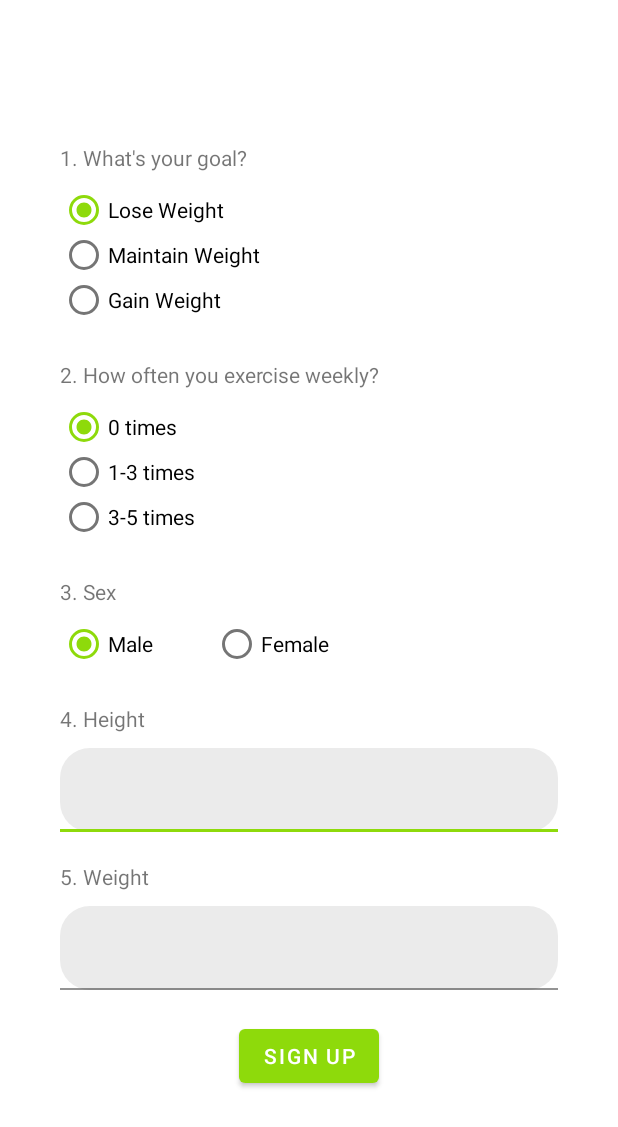
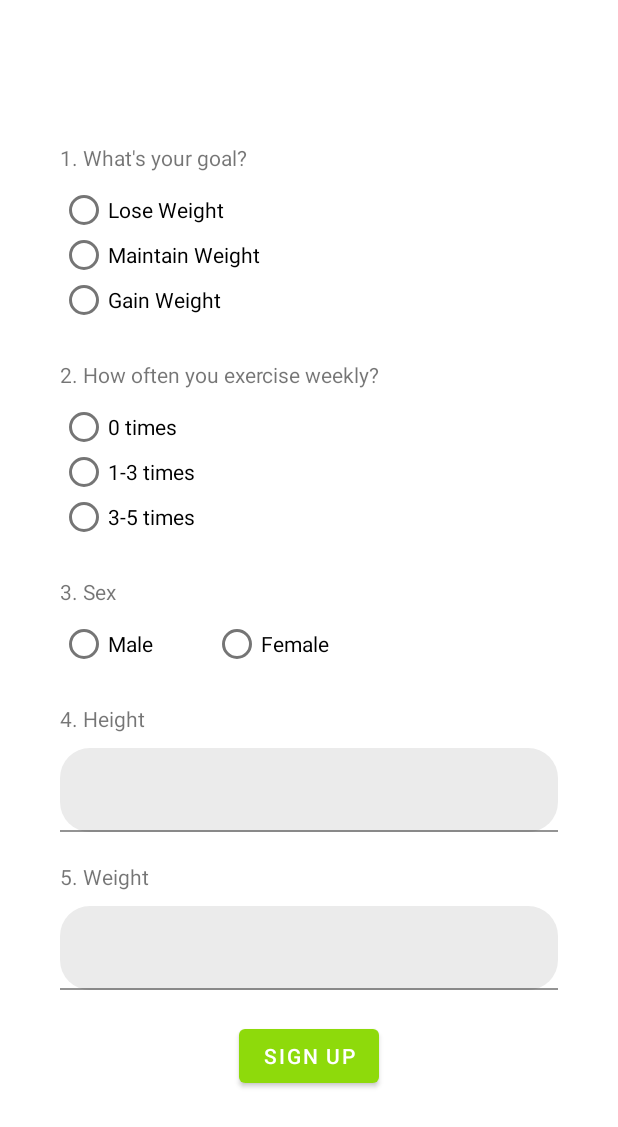
Before and after one commit to cheriequah/nutrifit, an Android app: the SignUpActivity screen opened directly, with no data from a screen before it, on a phone screen of 412 x 824 dp. Shown: the top 1127 px of the screen. Run offline under Robolectric (Android 15) with nearby library versions, the phone set to English and light mode, and no system bars.

```diff
--- a/app/src/main/java/com/example/nutrifit/DBHelper.java
+++ b/app/src/main/java/com/example/nutrifit/DBHelper.java
@@ -62,18 +62,20 @@ public class DBHelper extends SQLiteOpenHelper {
         return cursor.getCount() > 0;
     }
 /*
-    public String getGoal() throws SQLException {
-        Integer goal = null;
-        Cursor cursor = this.getReadableDatabase().query(
-                "users", new String[] { goal },
-                null, null, null, null, null);
-        if (cursor.moveToFirst()) {
-            do {
-                goal = cursor.getInt(1);
-            } while (cursor.moveToNext());
+    public boolean getUserName(String email, String pass){
+        //HashMap<String, String> user = new HashMap<String, String>();
+        String selectQuery = "SELECT * FROM users WHERE email" + " = " + "'"+email+"'" + " and " + "password" + " = " + "'"+pass+"'";
+
+        SQLiteDatabase MyDB = this.getReadableDatabase();
+        Cursor cursor = MyDB.rawQuery(selectQuery, null);
+        // Move to first row
+        cursor.moveToFirst();
+        if (cursor.getCount() > 0) {
+            return  new UserDetails(cursor.getString(cursor.getColumnIndex()),true);
         }
         cursor.close();
+        MyDB.close();
 
-        return name;
+        return false;
     }*/
 }
--- a/app/src/main/java/com/example/nutrifit/MainActivity.java
+++ b/app/src/main/java/com/example/nutrifit/MainActivity.java
@@ -6,6 +6,7 @@ import androidx.appcompat.app.AppCompatActivity;
 import android.app.DatePickerDialog;
 import android.app.FragmentManager;
 import android.content.Intent;
+import android.content.SharedPreferences;
 import android.os.Bundle;
 import android.text.SpannableString;
 import android.text.Spanned;
@@ -30,6 +31,8 @@ public class MainActivity extends AppCompatActivity implements DatePickerDialog.
     private TextInputEditText mName_EditText, mEmail_EditText, mDOB_EditText, mPassword_EditText, mRePassword_EditText;
     private Button mNext_Btn;
     private DBHelper DB;
+
+    private final static String SP_FILE_NAME = "com.example.nutrifit.sharedpreference";
 
     @Override
     protected void onCreate(Bundle savedInstanceState) {
--- a/app/src/main/java/com/example/nutrifit/SignUpActivity.java
+++ b/app/src/main/java/com/example/nutrifit/SignUpActivity.java
@@ -19,7 +19,6 @@ public class SignUpActivity extends AppCompatActivity {
 
     private TextInputEditText mHeight_EditText, mWeight_EditText;
     private Button mSignUp_Btn;
-    private RadioGroup mRadioGroup;
     private RadioButton mRadioBtn_Goal1, mRadioBtn_Goal2, mRadioBtn_Goal3, mRadioBtn_Exercise1, mRadioBtn_Exercise2, mRadioBtn_Exercise3, mRadioBtn_Male, mRadioBtn_Female;
     private DBHelper DB;
 
@@ -32,7 +31,6 @@ public class SignUpActivity extends AppCompatActivity {
 
         mSignUp_Btn = findViewById(R.id.signUp_btn);
 
-        mRadioGroup = findViewById(R.id.radioGrp_sex);
         mRadioBtn_Goal1 = findViewById(R.id.radioBtn_goal1);
         mRadioBtn_Goal2 = findViewById(R.id.radioBtn_goal2);
         mRadioBtn_Goal3 = findViewById(R.id.radioBtn_goal3);
--- a/app/src/main/res/layout/activity_calorie_calculator.xml
+++ b/app/src/main/res/layout/activity_calorie_calculator.xml
@@ -155,7 +155,9 @@
       android:inputType="number"
       android:textSize="14sp" />
 
-  <com.google.android.material.bottomnavigation.BottomNavigationView android:id="@+id/bottomNav" android:layout_width="match_parent"
+  <com.google.android.material.bottomnavigation.BottomNavigationView
+      android:id="@+id/bottomNav"
+      android:layout_width="match_parent"
       android:layout_height="wrap_content"
       android:layout_alignParentBottom="true"
       android:layout_marginTop="850dp"
--- a/app/src/main/res/layout/activity_sign_up.xml
+++ b/app/src/main/res/layout/activity_sign_up.xml
@@ -24,30 +24,32 @@
             android:id="@+id/radioBtn_goal1"
             android:layout_width="match_parent"
             android:layout_height="30dp"
-            android:checked="true"
-            android:text="Lose Weight"
-            android:onClick="checkGoal"/>
+            android:checked="false"
+            android:text="Lose Weight" />
 
         <RadioButton
             android:id="@+id/radioBtn_goal2"
             android:layout_width="match_parent"
             android:layout_height="30dp"
-            android:text="Maintain Weight"
-            android:onClick="checkGoal"/>
+            android:checked="false"
+            android:text="Maintain Weight" />
 
         <RadioButton
             android:id="@+id/radioBtn_goal3"
             android:layout_width="match_parent"
             android:layout_height="30dp"
+            android:linksClickable="true"
+            android:checked="false"
             android:text="Gain Weight"
-            android:onClick="checkGoal"/>
+             />
     </RadioGroup>
 
     <TextView
         android:layout_width="wrap_content"
         android:layout_height="wrap_content"
         android:layout_gravity="left"
-        android:text="2. How often you exercise weekly?"/>
+        android:text="2. How often you exercise weekly?"
+        android:textIsSelectable="true" />
 
     <RadioGroup
         android:id="@+id/radioGrp_exercise"
@@ -59,23 +61,22 @@
             android:id="@+id/radioBtn_exercise1"
             android:layout_width="match_parent"
             android:layout_height="30dp"
-            android:checked="true"
-            android:text="0 times"
-            android:onClick="checkExercise"/>
+            android:checked="false"
+            android:text="0 times" />
 
         <RadioButton
             android:id="@+id/radioBtn_exercise2"
             android:layout_width="match_parent"
             android:layout_height="30dp"
             android:text="1-3 times"
-            android:onClick="checkExercise"/>
+            android:checked="false" />
 
         <RadioButton
             android:id="@+id/radioBtn_exercise3"
             android:layout_width="match_parent"
             android:layout_height="30dp"
             android:text="3-5 times"
-            android:onClick="checkExercise"/>
+            android:checked="false" />
     </RadioGroup>
 
     <TextView
@@ -96,16 +97,15 @@
             android:layout_width="wrap_content"
             android:layout_height="wrap_content"
             android:layout_marginRight="40dp"
-            android:checked="true"
-            android:text="Male"
-            android:onClick="checkGender"/>
+            android:checked="false"
+            android:text="Male" />
 
         <RadioButton
             android:id="@+id/radioBtn_female"
             android:layout_width="wrap_content"
             android:layout_height="wrap_content"
             android:text="Female"
-            android:onClick="checkGender"/>
+            android:checked="false" />
     </RadioGroup>
 
     <TextView
```
Also changed, not shown: app/src/main/AndroidManifest.xml (+2 -5 lines), app/src/main/java/com/example/nutrifit/CalorieCalculator.java (+42 -0 lines), app/src/main/java/com/example/nutrifit/SignInActivity.java (+8 -1 lines), app/src/main/res/layout/activity_daily_meal.xml (deleted, +0 -224 lines).
